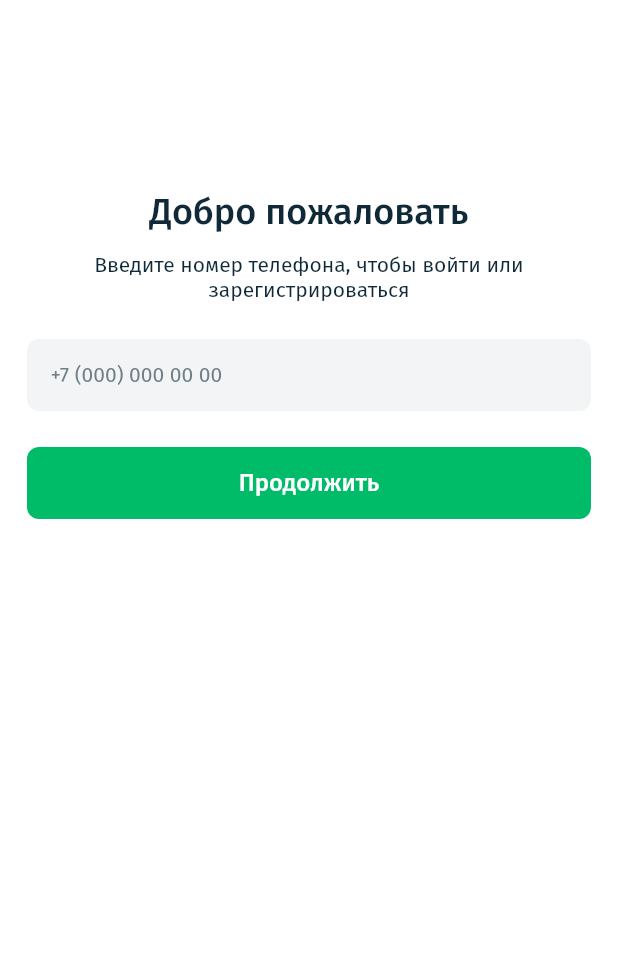
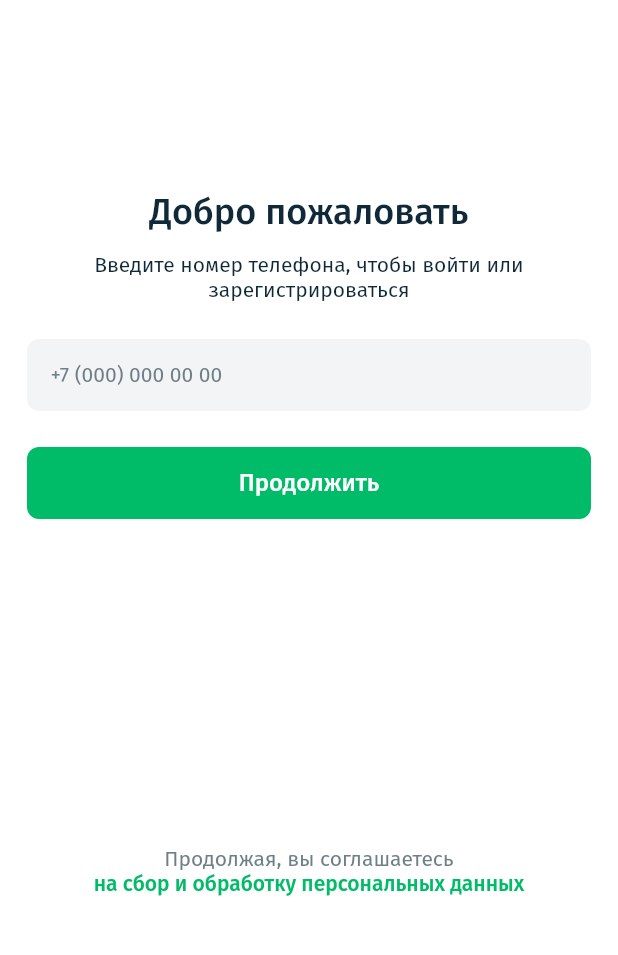
Before and after one commit to seweralab/sewera, a Flutter app: the screen it shows after launch, swiped to page 5, on a phone screen of 412 x 824 dp, the part 264-1219 px from its top. Run offline on Flutter 3.47's test engine with Material 2 defaults, Android fonts, the phone set to English and light mode, and no system bars; drawn by our look-alikes of auto_size_text; our stand-ins replace cached_network_image, calendar_date_picker2, cloud_firestore, cloud_functions, easy_debounce, equatable and 28 more; missing offline and left inert: algolia, json_path, mime_type; accounts and stored records are empty.

Commit message:
upd 45
1.Placeholder 14px Текст 16px в изменении ФИО
2. Пользовательское соглашение – ссылка
4. Border на экране входа – убираем
Border в случае неверного кода – добавляем
5. Номер телефона на трубке – +7 (925) 165-08-85
6. Обновление полей на экране "Отпавка заказа" (Видео ниже)
8. Посмотреть проблему с прикреплением изображений на экране "примечания" и "отправить заказ"
10. Поменять заглушку на аватаре в профиле

```diff
--- a/lib/auth/edit_profile_name_page/edit_profile_name_page_widget.dart
+++ b/lib/auth/edit_profile_name_page/edit_profile_name_page_widget.dart
@@ -216,7 +216,7 @@ class _EditProfileNamePageWidgetState extends State<EditProfileNamePageWidget> {
                                   .bodyMedium
                                   .override(
                                     fontFamily: 'Fira Sans',
-                                    fontSize: 14,
+                                    fontSize: 16,
                                   ),
                               validator: _model.surnameFieldControllerValidator
                                   .asValidator(context),
@@ -277,7 +277,7 @@ class _EditProfileNamePageWidgetState extends State<EditProfileNamePageWidget> {
                                   .bodyMedium
                                   .override(
                                     fontFamily: 'Fira Sans',
-                                    fontSize: 14,
+                                    fontSize: 16,
                                   ),
                               validator: _model.nameFieldControllerValidator
                                   .asValidator(context),
@@ -338,7 +338,7 @@ class _EditProfileNamePageWidgetState extends State<EditProfileNamePageWidget> {
                                   .bodyMedium
                                   .override(
                                     fontFamily: 'Fira Sans',
-                                    fontSize: 14,
+                                    fontSize: 16,
                                   ),
                               validator: _model
                                   .patronymicFieldControllerValidator
--- a/lib/auth/edit_profile_page/edit_profile_page_widget.dart
+++ b/lib/auth/edit_profile_page/edit_profile_page_widget.dart
@@ -164,7 +164,7 @@ class _EditProfilePageWidgetState extends State<EditProfilePageWidget> {
                                             borderRadius:
                                                 BorderRadius.circular(8.0),
                                             child: Image.asset(
-                                              'assets/images/no-photo.jpg',
+                                              'assets/images/no-photo.png',
                                               width: 48.0,
                                               height: 48.0,
                                               fit: BoxFit.cover,
--- a/lib/auth/profile_page/profile_page_widget.dart
+++ b/lib/auth/profile_page/profile_page_widget.dart
@@ -104,7 +104,7 @@ class _ProfilePageWidgetState extends State<ProfilePageWidget> {
                                                 borderRadius:
                                                     BorderRadius.circular(8),
                                                 child: Image.asset(
-                                                  'assets/images/no-photo.jpg',
+                                                  'assets/images/no-photo.png',
                                                   width: 48,
                                                   height: 48,
                                                   fit: BoxFit.cover,
@@ -687,7 +687,8 @@ class _ProfilePageWidgetState extends State<ProfilePageWidget> {
                             hoverColor: Colors.transparent,
                             highlightColor: Colors.transparent,
                             onTap: () async {
-                              context.pushNamed('onBoardingPage');
+                              await launchURL(
+                                  'https://sewera.ru/confidential/app');
                             },
                             child: Container(
                               width: double.infinity,
--- a/lib/auth/start_page/start_page_widget.dart
+++ b/lib/auth/start_page/start_page_widget.dart
@@ -172,7 +172,7 @@ class _StartPageWidgetState extends State<StartPageWidget> {
                                 !phoneNumberVal.startsWith('+')) {
                               ScaffoldMessenger.of(context).showSnackBar(
                                 SnackBar(
-                                  content: Text('Телефонный номер обязателен'),
+                                  content: Text('Введите номер телефона'),
                                 ),
                               );
                               return;
@@ -182,8 +182,6 @@ class _StartPageWidgetState extends State<StartPageWidget> {
                             if (!digits.startsWith('+')) {
                               digits = '+$digits';
                             }
-                            print('номер телефона отправлен как');
-                            print(digits);
                             await authManager.beginPhoneAuth(
                               context: context,
                               phoneNumber: digits,
@@ -230,6 +228,56 @@ class _StartPageWidgetState extends State<StartPageWidget> {
                   ),
                 ],
               ),
+              Align(
+                alignment: AlignmentDirectional(0, 1),
+                child: Padding(
+                  padding: EdgeInsetsDirectional.fromSTEB(0, 0, 0, 50),
+                  child: Container(
+                    width: double.infinity,
+                    decoration: BoxDecoration(
+                      color: FlutterFlowTheme.of(context).secondaryBackground,
+                    ),
+                    child: Column(
+                      mainAxisSize: MainAxisSize.min,
+                      mainAxisAlignment: MainAxisAlignment.center,
+                      children: [
+                        Text(
+                          'Продолжая, вы соглашаетесь ',
+                          textAlign: TextAlign.center,
+                          maxLines: 1,
+                          style:
+                              FlutterFlowTheme.of(context).bodyMedium.override(
+                                    fontFamily: 'Fira Sans',
+                                    fontSize: 14,
+                                    lineHeight: 1.25,
+                                  ),
+                        ),
+                        InkWell(
+                          splashColor: Colors.transparent,
+                          focusColor: Colors.transparent,
+                          hoverColor: Colors.transparent,
+                          highlightColor: Colors.transparent,
+                          onTap: () async {
+                            await launchURL(
+                                'https://sewera.ru/confidential/app');
+                          },
+                          child: Text(
+                            'на сбор и обработку персональных данных',
+                            style: FlutterFlowTheme.of(context)
+                                .bodyMedium
+                                .override(
+                                  fontFamily: 'Fira Sans',
+                                  color: FlutterFlowTheme.of(context).primary,
+                                  fontSize: 14,
+                                  fontWeight: FontWeight.w500,
+                                ),
+                          ),
+                        ),
+                      ],
+                    ),
+                  ),
+                ),
+              ),
             ],
           ),
         ),
--- a/lib/main.dart
+++ b/lib/main.dart
@@ -408,7 +408,7 @@ class _NavBarPageState extends State<NavBarPage> with TickerProviderStateMixin {
                               ),
                               GestureDetector(
                                 onTap: () async =>
-                                    await launchURL('tel:+79263345863'),
+                                    await launchURL('tel:+79251650885'),
                                 child: Padding(
                                   padding: EdgeInsetsDirectional.fromSTEB(
                                       0, 0, 0, 16),
--- a/lib/quiz/quiz_page2_edit_date/quiz_page2_edit_date_widget.dart
+++ b/lib/quiz/quiz_page2_edit_date/quiz_page2_edit_date_widget.dart
@@ -93,7 +93,7 @@ class _QuizPage2EditDateWidgetState extends State<QuizPage2EditDateWidget> {
                           children: [
                             Padding(
                               padding: EdgeInsetsDirectional.fromSTEB(
-                                  18.0, 0.0, 18.0, 0.0),
+                                  18.0, 16.0, 18.0, 14.0),
                               child: InkWell(
                                 splashColor: Colors.transparent,
                                 focusColor: Colors.transparent,
@@ -316,7 +316,7 @@ class _QuizPage2EditDateWidgetState extends State<QuizPage2EditDateWidget> {
                                 child: Padding(
                                   padding: MediaQuery.of(context).viewInsets,
                                   child: Container(
-                                    height: 460.0,
+                                    height: 500.0,
                                     child: Scaffold(
                                       body: GestureDetector(
                                         onTap: () => Navigator.pop(context),
--- a/pubspec.yaml
+++ b/pubspec.yaml
@@ -15,7 +15,7 @@ publish_to: 'none' # Remove this line if you wish to publish to pub.dev
 # In iOS, build-name is used as CFBundleShortVersionString while build-number used as CFBundleVersion.
 # Read more about iOS versioning at
 # https://developer.apple.com/library/archive/documentation/General/Reference/InfoPlistKeyReference/Articles/CoreFoundationKeys.html
-version: 1.0.0+44
+version: 1.0.0+45
 
 environment:
   sdk: ">=3.0.0 <4.0.0"
```
Also changed, not shown: lib/auth/firebase_auth/firebase_auth_manager.dart (+5 -4 lines), lib/auth/s_m_s_page/s_m_s_page_widget.dart (+64 -8 lines), lib/quiz/quiz_send_order/quiz_send_order_widget.dart (+30 -28 lines), assets/images/no-photo.png (added).
